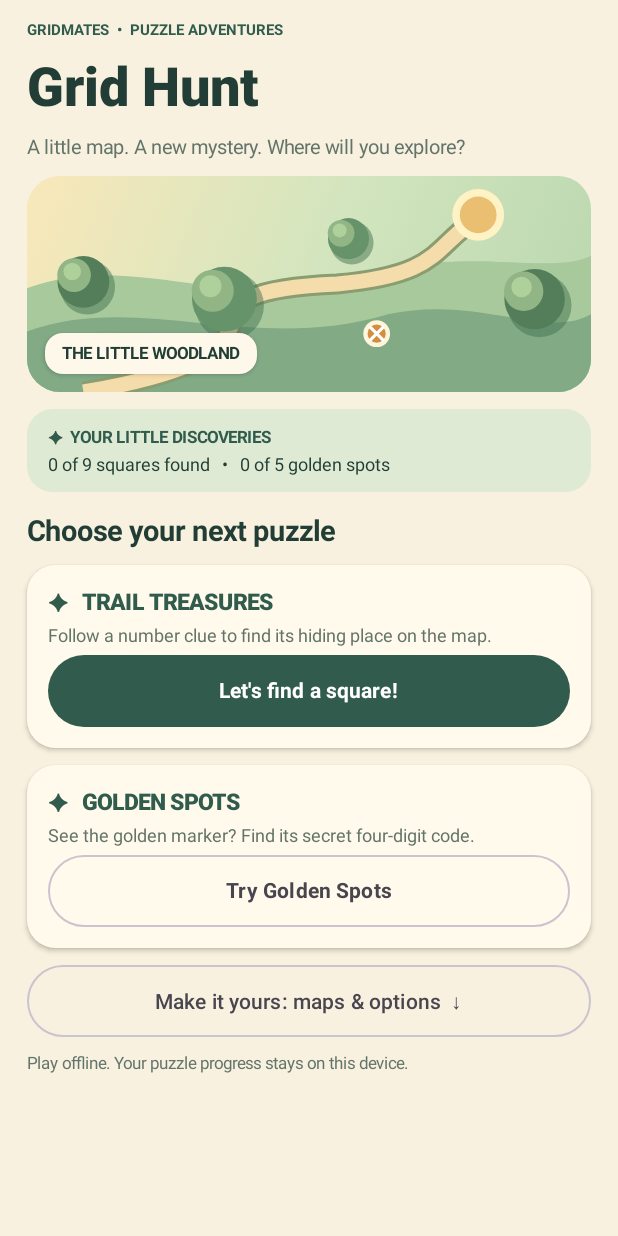
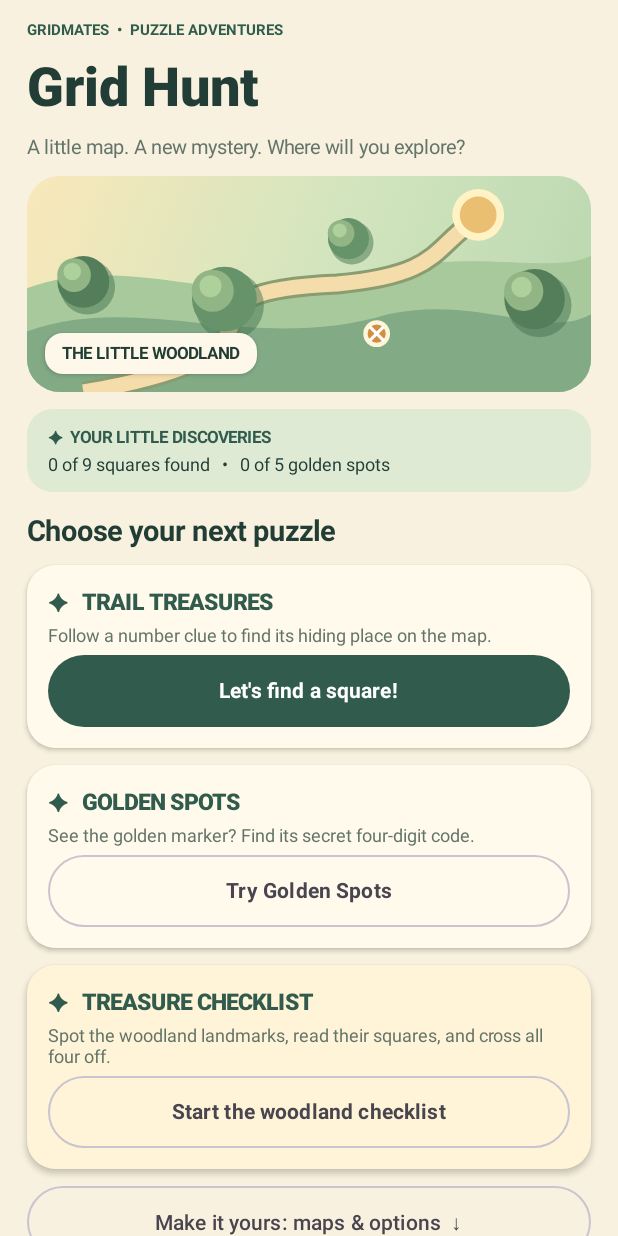
Before and after one commit to EdenP-Development/GridMates-Grid-Hunt, an Android app built with Jetpack Compose: the composable GridHuntScreen shown on its own in the app's theme, on a phone screen of 412 x 824 dp. Run offline under Robolectric (Android 15) with nearby library versions, the phone set to English and light mode, and no system bars.

Commit message:
feat(home): launch Treasure Checklist, show truthful local 4-item progress

```diff
--- a/app/src/main/java/com/playereden/gridmates/gridhunt/MainActivity.kt
+++ b/app/src/main/java/com/playereden/gridmates/gridhunt/MainActivity.kt
@@ -83,6 +83,7 @@ import androidx.compose.ui.unit.dp
 import androidx.compose.ui.unit.sp
 import com.playereden.gridhunt.core.ChapterPosition
 import com.playereden.gridhunt.core.FirstBearingsChapter
+import com.playereden.gridhunt.core.TreasureChecklistMission
 import com.playereden.gridhunt.core.ReverseTraining
 import com.playereden.gridhunt.core.GridCell
 import com.playereden.gridhunt.core.GridReference
@@ -145,13 +146,20 @@ private fun GridHuntScreen() {
             onLook = { lookName = it.name },
             hapticsEnabled = hapticsEnabled
         )
+        "treasure" -> TreasureChecklistScreen(
+            onHome = { screen = "home" },
+            mapLook = mapLook,
+            onLook = { lookName = it.name },
+            hapticsEnabled = hapticsEnabled
+        )
         else -> GridHuntHome(
             mapLook = mapLook,
             onLook = { lookName = it.name },
             hapticsEnabled = hapticsEnabled,
             onHaptics = { hapticsEnabled = it },
             onChapter = { screen = "chapter" },
-            onReverse = { screen = "reverse" }
+            onReverse = { screen = "reverse" },
+            onTreasure = { screen = "treasure" }
         )
     }
 }
@@ -164,7 +172,8 @@ private fun GridHuntHome(
     hapticsEnabled: Boolean,
     onHaptics: (Boolean) -> Unit,
     onChapter: () -> Unit,
-    onReverse: () -> Unit
+    onReverse: () -> Unit,
+    onTreasure: () -> Unit
 ) {
     val context = LocalContext.current
     val chapterPrefs = remember(context) {
@@ -173,6 +182,13 @@ private fun GridHuntHome(
     val reversePrefs = remember(context) {
         context.getSharedPreferences("gridhunt_reverse_v1", Context.MODE_PRIVATE)
     }
+    val treasurePrefs = remember(context) {
+        context.getSharedPreferences("gridhunt_treasure_checklist_v1", Context.MODE_PRIVATE)
+    }
+    val treasureCount = TreasureChecklistMission.restoreCompleted(
+        (treasurePrefs.getString("completed_ids", "") ?: "")
+            .split(',').filter { it.isNotBlank() }.toSet()
+    ).size
     val chapterState = FirstBearingsChapter.restore(
         chapterPrefs.getInt("hunt_index", 0), chapterPrefs.getInt("objective_index", 0)
     )
@@ -246,6 +262,27 @@ private fun GridHuntHome(
                         allGoldenSpotsFinished -> "See your golden discoveries"
                         reverseCompleted > 0 -> "Find another golden spot"
                         else -> "Try Golden Spots"
+                    }, fontWeight = FontWeight.Bold)
+                }
+            }
+        }
+        Surface(shape = RoundedCornerShape(19.dp), color = Color(0xFFFFF4D8),
+            shadowElevation = 2.dp) {
+            Column(Modifier.fillMaxWidth().padding(14.dp),
+                verticalArrangement = Arrangement.spacedBy(6.dp)) {
+                Text("✦   TREASURE CHECKLIST", color = Forest, fontSize = 15.sp,
+                    fontWeight = FontWeight.ExtraBold)
+                Text("Spot the woodland landmarks, read their squares, and cross all four off.",
+                    color = Muted, fontSize = 12.sp)
+                OutlinedButton(
+                    onClick = onTreasure,
+                    modifier = Modifier.fillMaxWidth().heightIn(min = 48.dp)
+                        .testTag("openTreasure")
+                ) {
+                    Text(when (treasureCount) {
+                        0 -> "Start the woodland checklist"
+                        TreasureChecklistMission.targets.size -> "See your completed checklist"
+                        else -> "Continue checklist  ($treasureCount/4)"
                     }, fontWeight = FontWeight.Bold)
                 }
             }
```
